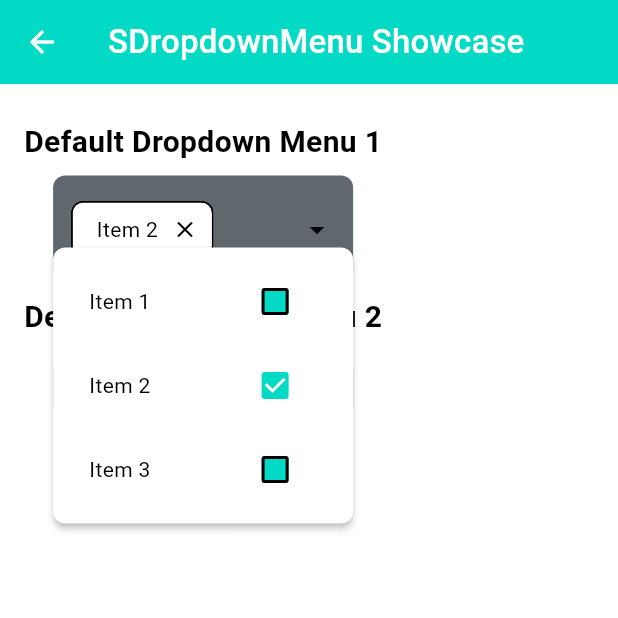
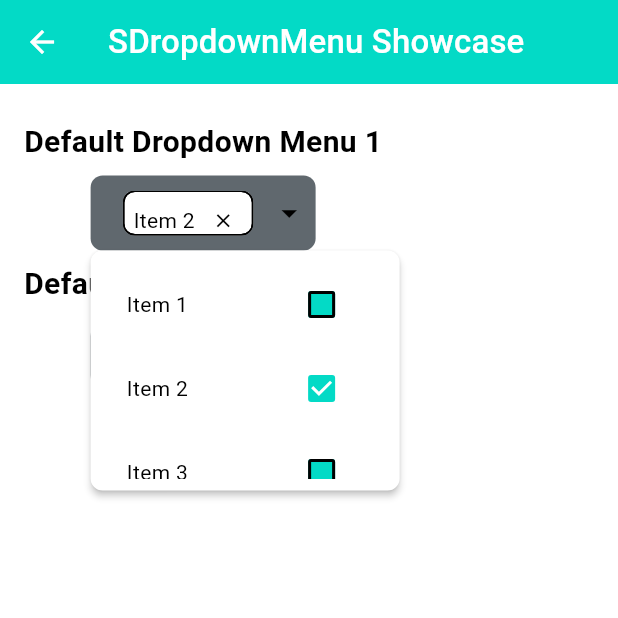
Before and after one commit to FRANK732/s_design, a Flutter app: the DropdownMenuPage screen opened by its route, after a tap on "Select an item", after a tap on "Select a fruit", on a phone screen of 412 x 824 dp, the top half of it. Run offline on Flutter 3.47's test engine with Material 3 defaults, Android fonts, the phone set to English and light mode, and no system bars; our stand-ins replace flutter_spinkit, get, shimmer.

Commit message:
feat: introduce STriggerContainerSize class and utility functions for responsive dropdown menu sizing

```diff
--- a/example/lib/pages/dropdown_menu.dart
+++ b/example/lib/pages/dropdown_menu.dart
@@ -49,8 +49,6 @@ class _DropdownMenuPageState extends State<DropdownMenuPage> {
             ),
             textStyle: TextStyle(color: Colors.blue),
             // menuBackgroundColor: Colors.blue[50],
-            menuElevation: 8,
-            menuWidth: 200,
           )
         ]),
       ),
--- a/lib/src/components/s_dropdown_menu/enums/s_dropdown_menu_item_type.dart
+++ b/lib/src/components/s_dropdown_menu/enums/s_dropdown_menu_item_type.dart
@@ -11,3 +11,18 @@ enum SDropdownMenuPosition {
   left,
   right,
 }
+
+class STriggerContainerSize {
+  final double height;
+  final double width;
+
+  const STriggerContainerSize._(this.height, this.width);
+
+  static const sm = STriggerContainerSize._(30, 100);
+  static const md = STriggerContainerSize._(50, 150);
+  static const lg = STriggerContainerSize._(60, 200);
+
+  factory STriggerContainerSize.custom(double height, double width) {
+    return STriggerContainerSize._(height, width);
+  }
+}
--- a/lib/src/components/s_dropdown_menu/s_dropdown_menu.dart
+++ b/lib/src/components/s_dropdown_menu/s_dropdown_menu.dart
@@ -33,6 +33,7 @@ class SDropdownMenu extends StatefulWidget {
   final Duration animationDuration;
   final Curve animationCurve;
   final SDropdownMenuPosition preferredPosition;
+  final STriggerContainerSize triggerSize;
   final bool showSelectedItemIcon;
   final Widget? selectedItemIcon;
   final bool showClearButton;
@@ -51,8 +52,6 @@ class SDropdownMenu extends StatefulWidget {
   final Color? checkboxCheckColor;
   final Color? checkboxHoverColor;
 
-  final double? triggerWidth;
-  final double? triggerHeight;
   final Decoration? triggerDecoration;
   final AlignmentGeometry? triggerAlignment;
   final AlignmentGeometry? triggerIconAlignment;
@@ -152,8 +151,7 @@ class SDropdownMenu extends StatefulWidget {
     this.checkboxActiveColor,
     this.checkboxCheckColor,
     this.checkboxHoverColor,
-    this.triggerWidth,
-    this.triggerHeight,
+    this.triggerSize = STriggerContainerSize.md,
     this.triggerDecoration,
     this.triggerAlignment,
     this.triggerIconAlignment,
@@ -201,16 +199,9 @@ class SDropdownMenu extends StatefulWidget {
     this.chipAnimationStyle,
   }) : super(key: key) {
     assert(items.isNotEmpty, 'Items list cannot be empty.');
-    assert(menuType != null, 'Menu type cannot be null.');
-    assert(animationDuration != null && animationDuration >= Duration.zero,
-        'Animation duration must be non-negative.');
     assert(menuWidth == null || menuWidth! > 0, 'Menu width must be positive.');
     assert(menuMaxHeight == null || menuMaxHeight! > 0,
         'Menu max height must be positive.');
-    assert(triggerWidth == null || triggerWidth! > 0,
-        'Trigger width must be positive.');
-    assert(triggerHeight == null || triggerHeight! > 0,
-        'Trigger height must be positive.');
     assert(maxSelectedItemsToShow == null || maxSelectedItemsToShow! > 0,
         'Max selected items to show must be positive.');
     assert(borderRadius == null || borderRadius! >= 0,
@@ -286,7 +277,8 @@ class _SDropdownMenuState extends State<SDropdownMenu> {
     var offset = renderBox.localToGlobal(Offset.zero);
     var screenSize = MediaQuery.of(context).size;
 
-    double menuWidth = widget.menuWidth ?? renderBox.size.width;
+    double menuWidth =
+        STriggerContainerSizeUtils.getMenuWidth(widget.triggerSize, context);
     double menuHeight = _calculateMenuHeight();
 
     Offset menuOffset = _calculateMenuPosition(
@@ -347,8 +339,7 @@ class _SDropdownMenuState extends State<SDropdownMenu> {
                           ),
                         Container(
                           constraints: BoxConstraints(
-                            maxHeight:
-                                widget.menuMaxHeight ?? screenSize.height * 0.4,
+                            maxHeight: menuHeight,
                           ),
                           child: SingleChildScrollView(
                             child: Column(
@@ -460,6 +451,13 @@ class _SDropdownMenuState extends State<SDropdownMenu> {
   @override
   Widget build(BuildContext context) {
     final theme = Theme.of(context);
+    final containerHeight =
+        STriggerContainerSizeUtils.getContainerHeight(widget.triggerSize);
+    final containerWidth =
+        STriggerContainerSizeUtils.getContainerWidth(widget.triggerSize);
+    final containerPadding =
+        STriggerContainerSizeUtils.getContainerPadding(widget.triggerSize);
+
     return CompositedTransformTarget(
       link: _layerLink,
       child: GestureDetector(
@@ -470,11 +468,9 @@ class _SDropdownMenuState extends State<SDropdownMenu> {
           child: AnimatedContainer(
             duration: widget.animationDuration,
             curve: widget.animationCurve,
-            width: widget.triggerWidth ?? 200,
-            height: widget.triggerHeight,
-            padding: widget.triggerContentPadding ??
-                widget.padding ??
-                const EdgeInsets.all(12),
+            width: containerWidth,
+            height: containerHeight,
+            padding: containerPadding,
             decoration: widget.triggerDecoration ??
                 BoxDecoration(
                   color: widget.backgroundColor ??
@@ -525,9 +521,13 @@ class _SDropdownMenuState extends State<SDropdownMenu> {
                     alignment:
                         widget.triggerIconAlignment ?? Alignment.centerRight,
                     child: widget.menuIcon ??
-                        Icon(Icons.arrow_drop_down,
-                            color: theme.iconTheme.color),
+                        Icon(
+                          Icons.arrow_drop_down,
+                          size: STriggerContainerSizeUtils.getIconSize(
+                              widget.triggerSize),
+                          color: theme.iconTheme.color,
                         ),
+                  )
               ],
             ),
           ),
@@ -538,17 +538,32 @@ class _SDropdownMenuState extends State<SDropdownMenu> {
 
   Widget _buildSelectedItems() {
     final theme = Theme.of(context);
+    final chipHeight =
+        STriggerContainerSizeUtils.getChipHeight(widget.triggerSize);
+    final chipWidth =
+        STriggerContainerSizeUtils.getChipWidth(widget.triggerSize);
+    final chipPadding =
+        STriggerContainerSizeUtils.getChipPadding(widget.triggerSize);
+    final chipIconSize =
+        STriggerContainerSizeUtils.getChipIconSize(widget.triggerSize);
+    final chipElevation =
+        STriggerContainerSizeUtils.getChipElevation(widget.triggerSize);
+
     final selectedItems = _selectedItems
         .take(widget.maxSelectedItemsToShow ?? 3)
-        .map((item) => Chip(
+        .map((item) => Container(
+              height: chipHeight, // Use chipHeight here
+              width: chipWidth, // Use chipWidth here
+              child: Chip(
                 avatar: widget.chipAvatar,
                 label: Text(
                   item,
                   style: widget.selectedTextStyle ?? theme.textTheme.bodyMedium,
                   overflow: widget.triggerTextOverflow,
                 ),
-              labelPadding: widget.chipLabelPadding,
-              deleteIcon: widget.chipDeleteIcon ?? const Icon(Icons.close),
+                labelPadding: widget.chipLabelPadding ?? chipPadding,
+                deleteIcon: widget.chipDeleteIcon ??
+                    Icon(Icons.close, size: chipIconSize),
                 onDeleted: () {
                   setState(() {
                     _selectedItems.remove(item);
@@ -556,23 +571,25 @@ class _SDropdownMenuState extends State<SDropdownMenu> {
                   });
                 },
                 deleteIconColor: widget.chipDeleteIconColor,
-              deleteButtonTooltipMessage: widget.chipDeleteButtonTooltipMessage,
+                deleteButtonTooltipMessage:
+                    widget.chipDeleteButtonTooltipMessage,
                 side: widget.chipSide,
                 shape: widget.chipShape,
                 clipBehavior: widget.clipBehavior,
                 focusNode: widget.chipFocusNode,
                 autofocus: widget.chipAutofocus,
                 backgroundColor: widget.chipBackgroundColor,
-              padding: widget.chipPadding,
+                padding: widget.chipPadding ?? chipPadding,
                 visualDensity: widget.chipVisualDensity,
                 materialTapTargetSize: widget.chipMaterialTapTargetSize,
-              elevation: widget.chipElevation,
+                elevation: widget.chipElevation ?? chipElevation,
                 shadowColor: widget.chipShadowColor,
                 surfaceTintColor: widget.chipSurfaceTintColor,
                 iconTheme: widget.chipIconTheme,
                 avatarBoxConstraints: widget.chipAvatarBoxConstraints,
                 deleteIconBoxConstraints: widget.chipDeleteIconBoxConstraints,
                 chipAnimationStyle: widget.chipAnimationStyle,
+              ),
             ))
         .toList();
 
--- a/lib/src/components/s_dropdown_menu/utils/s_dropdown_menu_utils.dart
+++ b/lib/src/components/s_dropdown_menu/utils/s_dropdown_menu_utils.dart
@@ -1,41 +1,85 @@
-// import 'package:flutter/material.dart';
-// import 'package:s_design/src/components/s_dropdown_menu/enums/s_dropdown_menu_item_type.dart';
+import 'package:flutter/material.dart';
+import 'package:s_design/s_design.dart';
 
-// /// Utility functions for [SDropdownMenu].
-// class SDropdownMenuUtils {
-//   /// Returns the appropriate icon based on the menu item type.
-//   static IconData getIconForMenuItemType(SDropdownMenuItemType type) {
-//     switch (type) {
-//       case SDropdownMenuItemType.normal:
-//         return Icons.arrow_right;
-//       case SDropdownMenuItemType.checkbox:
-//         return Icons.check_box;
-//       case SDropdownMenuItemType.radio:
-//         return Icons.radio_button_checked;
-//       case SDropdownMenuItemType.submenu:
-//         return Icons.arrow_right;
-//       case SDropdownMenuItemType.separator:
-//         return Icons.horizontal_rule;
-//       case SDropdownMenuItemType.label:
-//         return Icons.label;
-//       default:
-//         return Icons.arrow_right;
-//     }
-//   }
+class STriggerContainerSizeUtils {
+  // Base scaling factor for responsiveness
+  static double _getScalingFactor(STriggerContainerSize size) {
+    // Example: Use the average of height and width to determine scaling
+    return (size.height + size.width) / 2;
+  }
 
-//   /// Returns the appropriate action based on the menu item type.
-//   static bool isInteractive(SDropdownMenuItemType type) {
-//     switch (type) {
-//       case SDropdownMenuItemType.normal:
-//       case SDropdownMenuItemType.checkbox:
-//       case SDropdownMenuItemType.radio:
-//       case SDropdownMenuItemType.submenu:
-//         return true;
-//       case SDropdownMenuItemType.separator:
-//       case SDropdownMenuItemType.label:
-//         return false;
-//       default:
-//         return false;
-//     }
-//   }
-// }
+  // Container height and width
+  static double getContainerHeight(STriggerContainerSize size) {
+    return size.height;
+  }
+
+  static double getContainerWidth(STriggerContainerSize size) {
+    return size.width;
+  }
+
+  // Menu item height and width
+  static double getMenuItemHeight(STriggerContainerSize size) {
+    return size.height * 0.8; // 80% of container height
+  }
+
+  static double getMenuItemWidth(STriggerContainerSize size) {
+    return size.width * 0.9; // 90% of container width
+  }
+
+  // Container padding
+  static EdgeInsetsGeometry getContainerPadding(STriggerContainerSize size) {
+    double padding = _getScalingFactor(size) * 0.05; // 5% of scaling factor
+    return EdgeInsets.all(padding);
+  }
+
+  // Menu max height and width
+  static double getMenuMaxHeight(
+      STriggerContainerSize size, BuildContext context) {
+    final screenHeight = MediaQuery.of(context).size.height;
+    double maxHeight = screenHeight * 0.4; // 40% of screen height
+    return maxHeight.clamp(100, 500); // Constrain between 100 and 500
+  }
+
+  static double getMenuWidth(STriggerContainerSize size, BuildContext context) {
+    final screenWidth = MediaQuery.of(context).size.width;
+    double maxWidth = screenWidth * 0.5; // 50% of screen width
+    return maxWidth.clamp(200, 600); // Constrain between 200 and 600
+  }
+
+  // Chip-related utilities
+  static double getChipHeight(STriggerContainerSize size) {
+    return size.height * 0.6;
+  }
+
+  static double getChipWidth(STriggerContainerSize size) {
+    return size.width * 0.8; // 80% of container width
+  }
+
+  static EdgeInsetsGeometry getChipPadding(STriggerContainerSize size) {
+    double padding = _getScalingFactor(size) * 0.03; // 3% of scaling factor
+    return EdgeInsets.all(padding);
+  }
+
+  static double getChipIconSize(STriggerContainerSize size) {
+    return size.height * 0.3; // 40% of container height
+  }
+
+  static double getChipElevation(STriggerContainerSize size) {
+    return size.height * 0.02; // 2% of container height
+  }
+
+  // Icon-related utilities
+  static double getIconSize(STriggerContainerSize size) {
+    return size.height * 0.5; // 50% of container height
+  }
+
+  // Divider-related utilities
+  static double getDividerThickness(STriggerContainerSize size) {
+    return size.height * 0.02; // 2% of container height
+  }
+
+  // Scrollbar-related utilities
+  static double getScrollbarThickness(STriggerContainerSize size) {
+    return size.height * 0.03; // 3% of container height
+  }
+}
```
Lines whose indentation alone changed are shown as unchanged.
